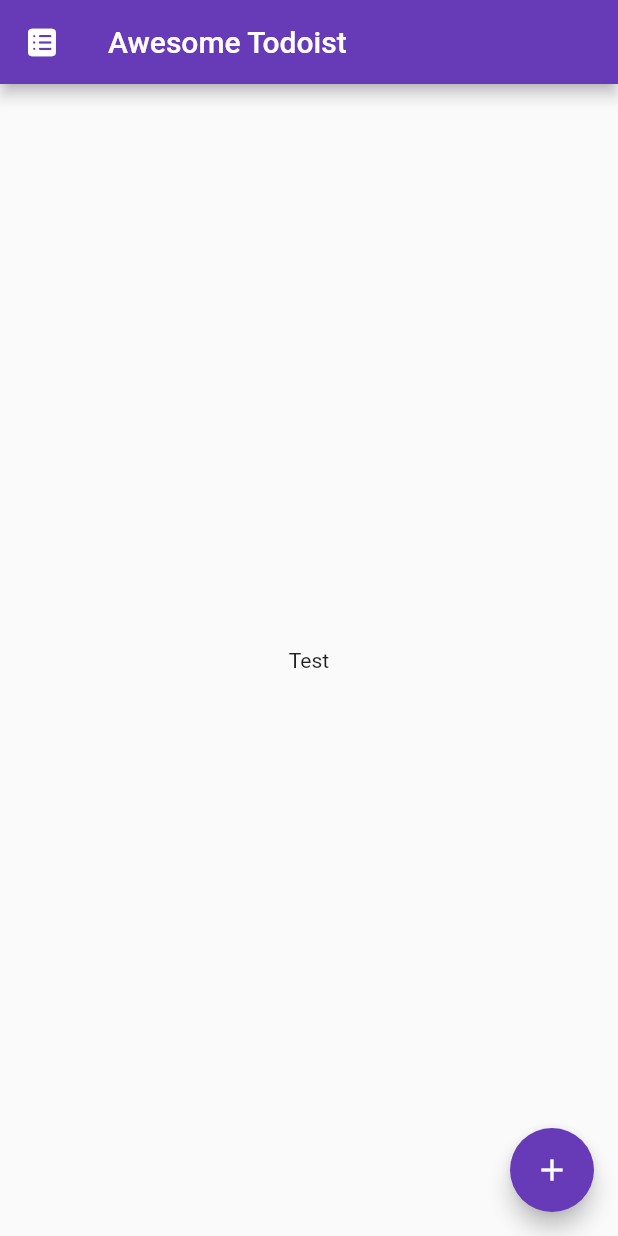
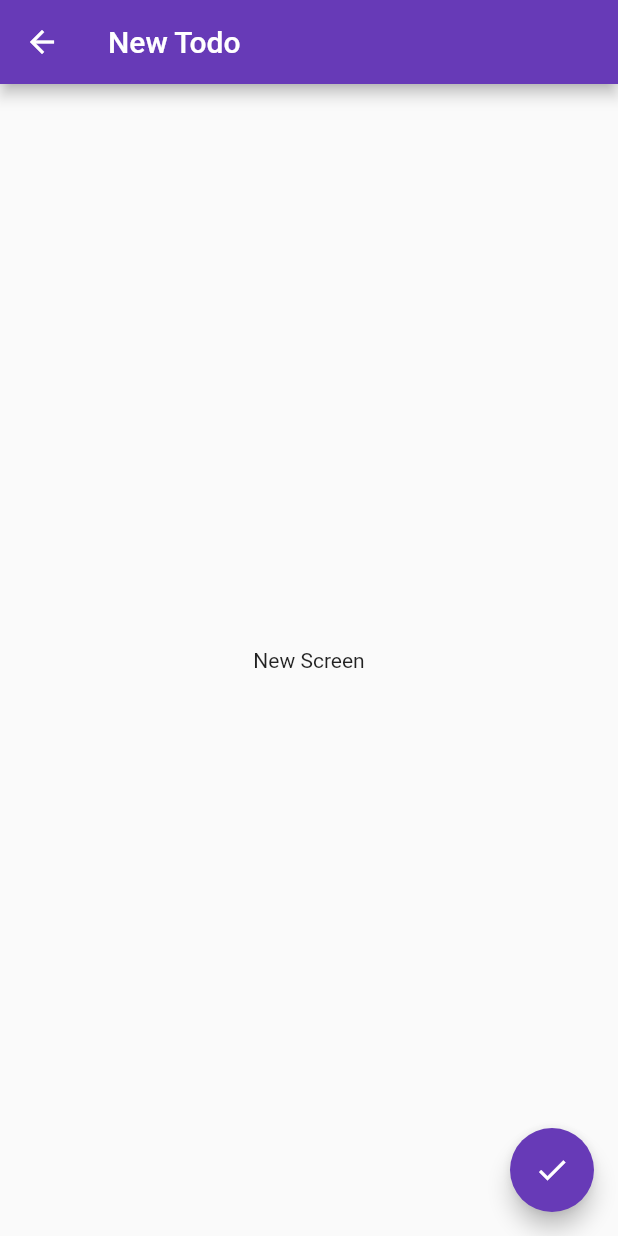
Before and after one commit to ivanovskii/AwesomeTodoist, a Flutter app: the screen it shows after launch, after a tap on the "add" icon, on a phone screen of 412 x 824 dp. Run offline on Flutter 3.47's test engine with Material 2 defaults, Android fonts, the phone set to English and light mode, and no system bars.

Commit message:
Add new todo screen

```diff
--- /dev/null
+++ b/lib/AddTodoScreen.dart
@@ -0,0 +1,24 @@
+import 'package:flutter/material.dart';
+
+class AddTodoScreen extends StatelessWidget {
+  static const String id = 'add_todo';
+
+  void apply(context){
+    Navigator.pop(context);
+  }
+
+  @override
+  Widget build(BuildContext context) {
+    return Scaffold(
+        appBar: AppBar(
+            title: Text('New Todo')
+        ),
+        body: const Center(child: Text("New Screen")),
+        floatingActionButton: FloatingActionButton(
+          onPressed: () { apply(context); },
+          child: const Icon(Icons.done),
+        )
+    );
+  }
+
+}
--- a/lib/main.dart
+++ b/lib/main.dart
@@ -1,5 +1,6 @@
 import 'package:flutter/cupertino.dart';
 import 'package:flutter/material.dart';
+import 'package:awesome_todoist/AddTodoScreen.dart';
 
 void main() {
   runApp(const MyApp());
@@ -11,11 +12,16 @@
   @override
   Widget build(BuildContext context) {
     return MaterialApp(
+      debugShowCheckedModeBanner: false,
       title: 'Awesome Todoist',
       theme: ThemeData(
         primarySwatch: Colors.deepPurple,
       ),
       home: const MyHomePage(title: 'Awesome Todoist'),
+      routes: {
+        MyHomePage.id: (context) => MyHomePage(title: 'Awesome Todoist'),
+        AddTodoScreen.id: (context) => AddTodoScreen()
+      },
     );
   }
 }
@@ -23,6 +29,7 @@
 class MyHomePage extends StatefulWidget {
   const MyHomePage({Key? key, required this.title}) : super(key: key);
 
+  static const String id = 'main';
   final String title;
 
   @override
@@ -30,6 +37,14 @@
 }
 
 class _MyHomePageState extends State<MyHomePage> {
+
+  void addTodo() async {
+    var ats = AddTodoScreen();
+    await Navigator.push(
+        context,
+        MaterialPageRoute(builder: (context) { return ats; })
+    );
+  }
 
   @override
   Widget build(BuildContext context) {
@@ -39,10 +54,10 @@
         title: Text(widget.title),
       ),
       body: const Center(
-        child: Text('Test'),
+        child: Text('Home Screen'),
       ),
       floatingActionButton: FloatingActionButton(
-        onPressed: () {},
+        onPressed: addTodo,
         child: const Icon(Icons.add),
       ),
     );
```
